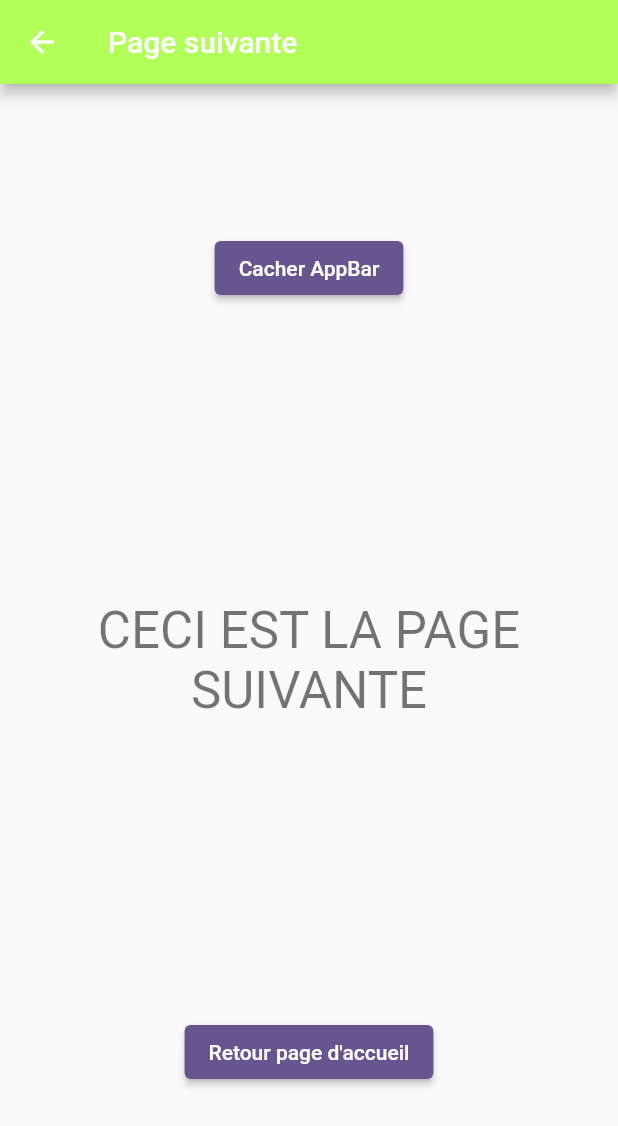
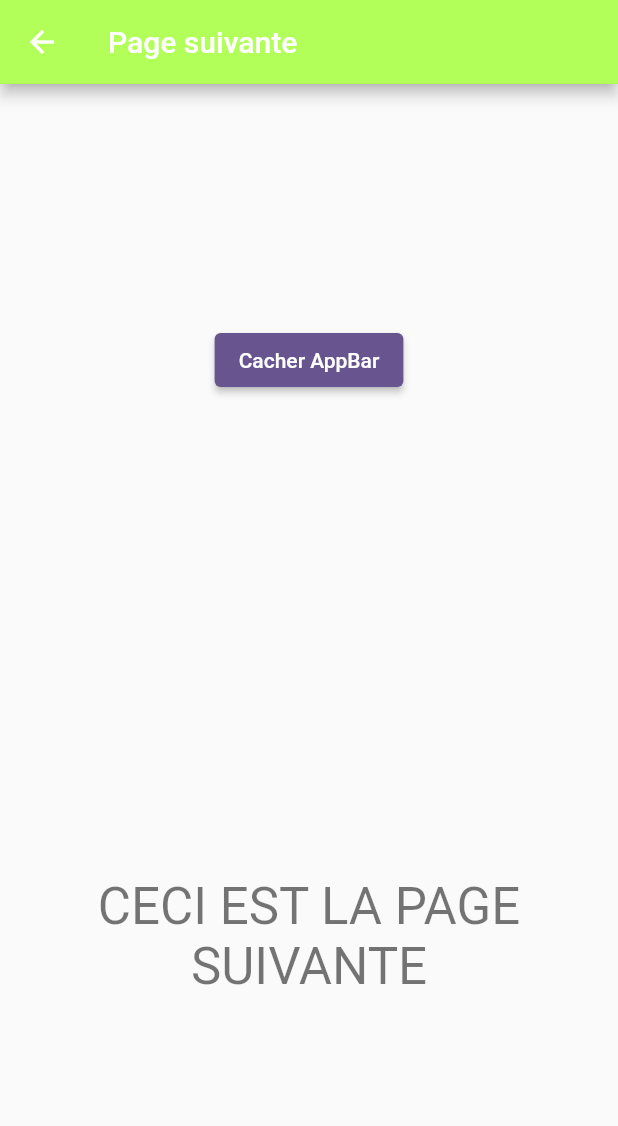
Before and after one commit to lpastyle/m2_flutter_simple_navigation, a Flutter app: the NextPage screen opened directly, on a phone screen of 412 x 824 dp. Shown: the top 1126 px of the screen. Run offline on Flutter 3.47's test engine with Material 3 defaults, Android fonts, the light colour scheme and no system bars.

Commit message:
revert last modif

```diff
--- a/lib/next_page.dart
+++ b/lib/next_page.dart
@@ -35,11 +35,6 @@ class NextPageState extends State<NextPage> {
               textAlign: TextAlign.center,
               style: Theme.of(context).textTheme.headlineMedium
             ),
-            ElevatedButton(
-              // STEP 1
-              //onPressed: null,
-              onPressed: () => Navigator.of(context).pop(),
-              child: const Text("Retour page d'accueil"))
           ],
         )
       )
```
